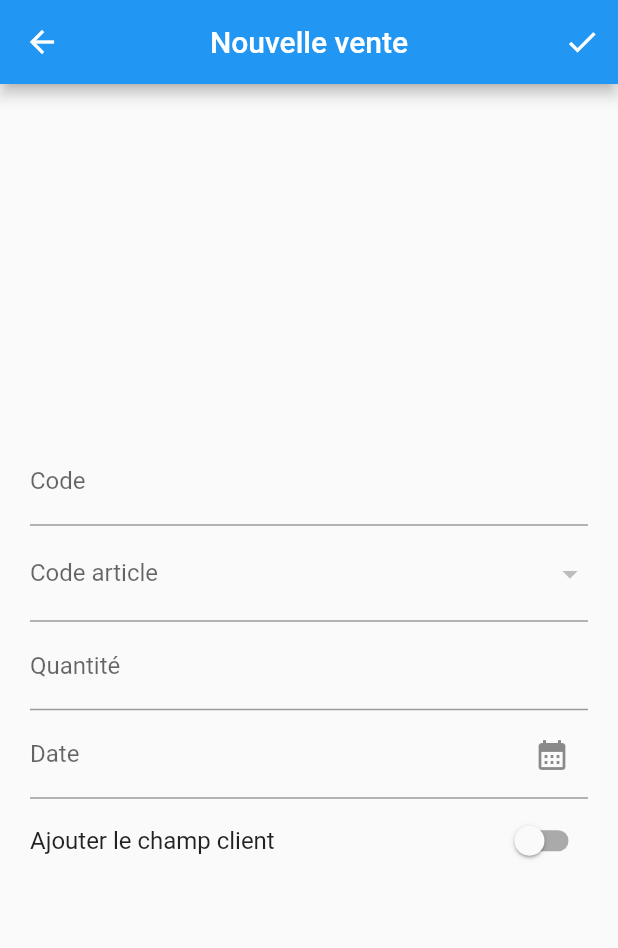
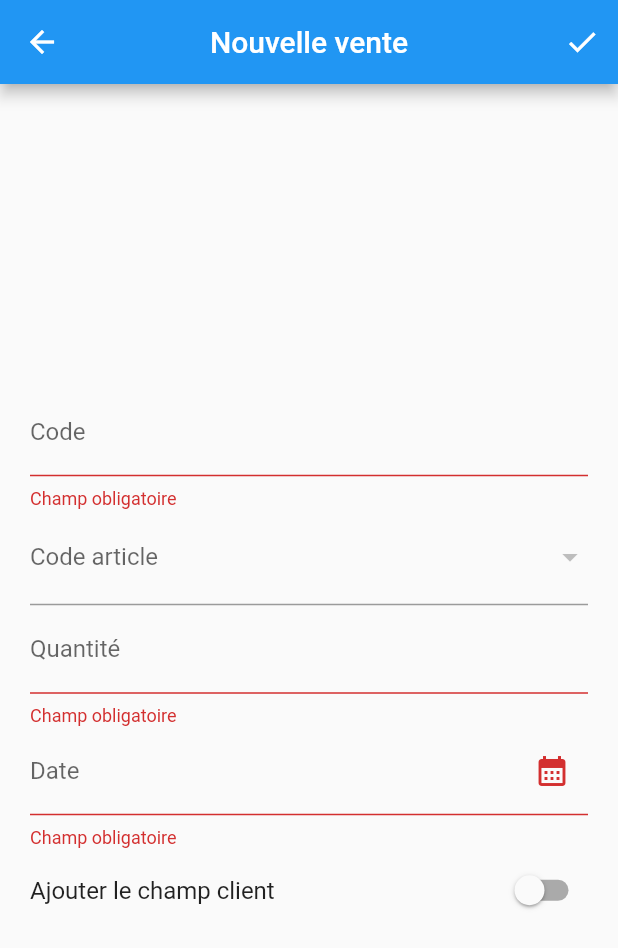
Before and after one commit to avriljeanmarc/stockmax, a Flutter app: the AddSale screen opened directly, after a tap on the "check" icon, on a phone screen of 412 x 824 dp. Shown: the top 948 px of the screen. Run offline on Flutter 3.47's test engine with Material 2 defaults, Android fonts, the phone set to English and light mode, and no system bars; our stand-ins replace badges, shared_preferences, sqflite; accounts and stored records are empty.

Commit message:
second commit 5-30-2022

```diff
--- a/lib/data_model.dart
+++ b/lib/data_model.dart
@@ -349,6 +349,16 @@ class DataCenter extends ChangeNotifier {
     notifyListeners();
   }
 
+  double getItemQuantityInStock(String itemCode) {
+    double quantity = 0.0;
+    for (MyItem element in _itemList) {
+      if (element.itemCode == itemCode) {
+        quantity = element.itemQuantity!;
+      }
+    }
+    return quantity;
+  }
+
   List<String> getItemCodeList() {
     List<String> itemCodeList = [];
     for (int i = 0; i < _itemList.length; i++) {
--- a/lib/item.dart
+++ b/lib/item.dart
@@ -28,8 +28,8 @@ class ItemSettings extends StatelessWidget {
       appBarTitle: Text(MyTable.getStringByLocale(
           'Items data', context.read<DataCenter>().locale)),
       child: Column(
-        children: [
-          SwitchListTile(
+        children: const [
+          /*SwitchListTile(
             title: Text(MyTable.getStringByLocale(
                 'Add description field', context.read<DataCenter>().locale)),
             value: context.watch<DataCenter>().addItemDescriptionField,
@@ -56,7 +56,7 @@ class ItemSettings extends StatelessWidget {
             value: context.read<DataCenter>().addItemCategoryField,
             onChanged: (bool value) =>
                 context.read<DataCenter>().addItemCategoryField = value,
-          ),
+          ),*/
         ],
       ),
     );
--- a/lib/mytable.dart
+++ b/lib/mytable.dart
@@ -632,6 +632,13 @@ class MyTable {
       }
     }
 
+    if (str == 'Insufficient stock') {
+      if (locale == 'FR') {
+        _translatedString = 'Stock insuffisant';
+        return _translatedString;
+      }
+    }
+
     return _translatedString;
 
 //StatefulBuilder(builder: (context, setState){})
--- a/lib/sale.dart
+++ b/lib/sale.dart
@@ -73,12 +73,16 @@ class AddSale extends StatelessWidget {
     List<String> itemCodeList = context.read<DataCenter>().getItemCodeList();
     String _selectedValue = itemCodeList.isNotEmpty ? itemCodeList[0] : '';
     List<DropdownMenuItem<String>> itemCodeDropDownMenuItem = [];
+
     for (int i = 0; i < itemCodeList.length; i++) {
       itemCodeDropDownMenuItem.add(DropdownMenuItem(
         child: Text(itemCodeList[i]),
         value: itemCodeList[i],
       ));
     }
+
+    double _quantityInStock =
+        context.read<DataCenter>().getItemQuantityInStock(_selectedValue);
 
     List<String> customerCodeList =
         context.read<DataCenter>().getCustomerCodeList();
@@ -144,6 +148,27 @@ class AddSale extends StatelessWidget {
                   TextFormField(
                     onSaved: (newValue) => _saleCode = newValue,
                     validator: (value) {
+                      bool isThere = false;
+                      if (value != null) {
+                        if (value.isEmpty) {
+                          return MyTable.getStringByLocale('Field is required',
+                              context.read<DataCenter>().locale);
+                        }
+
+                        context.read<DataCenter>().saleList.forEach((item) {
+                          if (item.saleCode!
+                                  .toLowerCase()
+                                  .replaceAll(' ', '') ==
+                              value.toLowerCase().replaceAll(' ', '')) {
+                            isThere = true;
+                          }
+                        });
+
+                        if (isThere) {
+                          return MyTable.getStringByLocale('Duplicated value',
+                              context.read<DataCenter>().locale);
+                        }
+                      }
                       return null;
                     },
                     decoration: InputDecoration(
@@ -166,6 +191,9 @@ class AddSale extends StatelessWidget {
                     onChanged: (selectedValue) {
                       setState(() {
                         _selectedValue = selectedValue as String;
+                        _quantityInStock = context
+                            .read<DataCenter>()
+                            .getItemQuantityInStock(_selectedValue);
                       });
                     },
                   ),
@@ -192,6 +220,19 @@ class AddSale extends StatelessWidget {
                     keyboardType: TextInputType.number,
                     onSaved: (newValue) => _itemQuantity = newValue,
                     validator: (value) {
+                      if (value != null) {
+                        if (value.isEmpty) {
+                          return MyTable.getStringByLocale('Field is required',
+                              context.read<DataCenter>().locale);
+                        }
+
+                        double? quantity = double.tryParse(value);
+                        if (quantity! > _quantityInStock) {
+                          return MyTable.getStringByLocale('Insufficient stock',
+                              context.read<DataCenter>().locale);
+                        }
+                      }
+
                       return null;
                     },
                     decoration: InputDecoration(
@@ -212,6 +253,13 @@ class AddSale extends StatelessWidget {
                     onSaved: (newValue) =>
                         _saleDate = DateFormat('MM/dd/yyyy').format(_datetime!),
                     validator: (value) {
+                      if (value != null) {
+                        if (value.isEmpty) {
+                          return MyTable.getStringByLocale('Field is required',
+                              context.read<DataCenter>().locale);
+                        }
+                      }
+
                       return null;
                     },
                     decoration: InputDecoration(
@@ -224,7 +272,7 @@ class AddSale extends StatelessWidget {
                                 context: context,
                                 initialDate: DateTime.now(),
                                 firstDate: DateTime.now(),
-                                lastDate: DateTime(3000))
+                                lastDate: DateTime(5000))
                             .then((value) => setState(() {
                                   _datetime = value;
                                 })),
@@ -422,14 +470,14 @@ class SaleSettings extends StatelessWidget {
       appBarTitle: Text(MyTable.getStringByLocale(
           'Sales data', context.read<DataCenter>().locale)),
       child: Column(
-        children: [
-          SwitchListTile(
+        children: const [
+          /*SwitchListTile(
             title: Text(MyTable.getStringByLocale(
                 'Add customer field', context.read<DataCenter>().locale)),
             value: context.watch<DataCenter>().addSaleCustomerCodeField,
             onChanged: (bool value) =>
                 context.read<DataCenter>().addSaleCustomerCodeField = value,
-          ),
+          ),*/
         ],
       ),
     );
```
